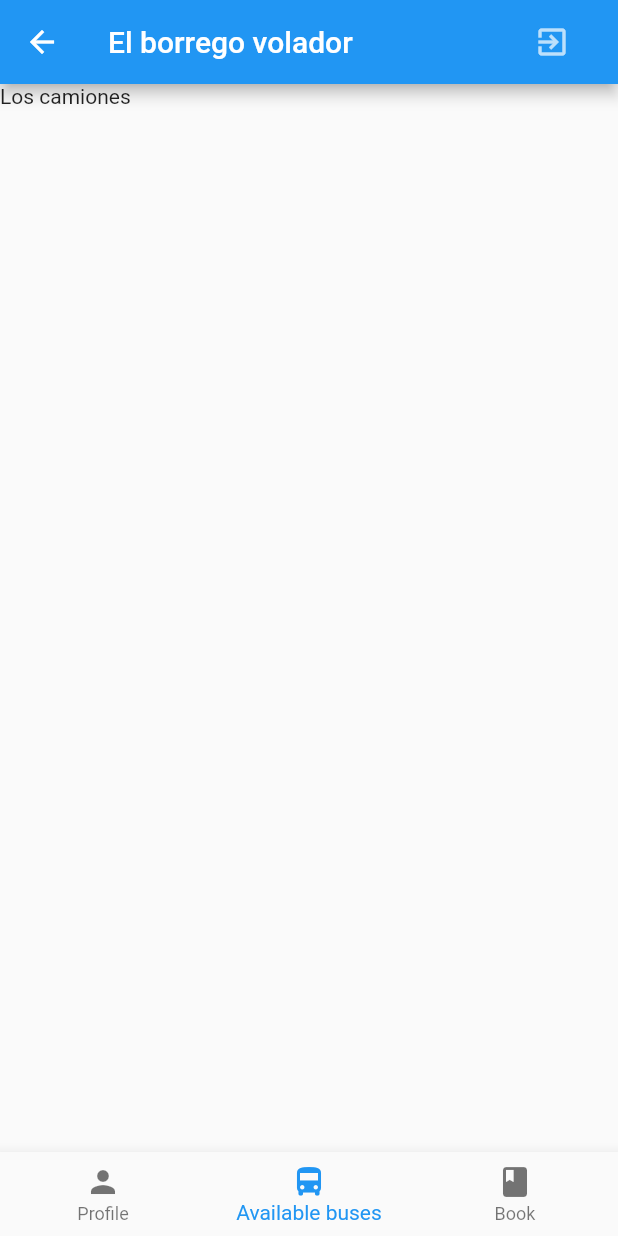
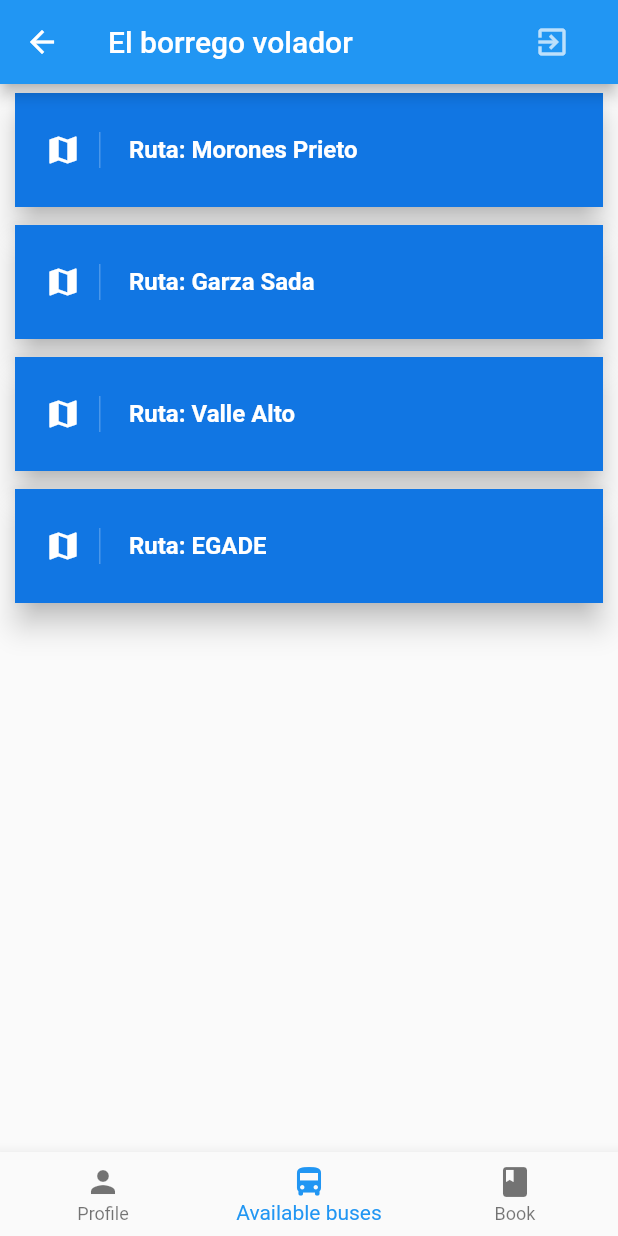
Before and after one commit to ricglz0201/Amss_project, a Flutter app: the HomePage screen opened directly with empty values, item 2 of the bottom bar chosen, on a phone screen of 412 x 824 dp. Run offline on Flutter 3.47's test engine with Material 2 defaults, Android fonts, the phone set to English and light mode, and no system bars; our stand-ins replace firebase_auth; accounts and stored records are empty.

Commit message:
Hardcoded routes page

```diff
--- a/lib/bus_page.dart
+++ /dev/null
@@ -1,10 +0,0 @@
-import 'package:flutter/material.dart';
-
-class BusPage extends StatelessWidget {
-  BusPage();
-
-  @override
-  Widget build(BuildContext context) {
-    return Text('Los camiones');
-  }
-}
--- a/lib/home_page.dart
+++ b/lib/home_page.dart
@@ -1,6 +1,6 @@
 import 'package:flutter/material.dart';
 import 'package:amss_project/auth.dart';
-import 'package:amss_project/bus_page.dart';
+import 'package:amss_project/routes_page.dart';
 import 'package:amss_project/profile_page.dart';
 import 'package:amss_project/reservation_page.dart';
 
@@ -31,7 +31,7 @@ class _HomePageState extends State<HomePage> {
     super.initState();
     _children = [
       new ProfilePage(widget.userId),
-      new BusPage(),
+      new RoutesPage(),
       new ReservationPage()
     ];
   }
--- /dev/null
+++ b/lib/routes_page.dart
@@ -0,0 +1,79 @@
+import 'package:flutter/material.dart';
+import 'package:amss_project/route.dart';
+import 'package:amss_project/bus.dart';
+import 'package:amss_project/stop.dart';
+
+class RoutesPage extends StatelessWidget {
+  RoutesPage();
+  final List<RouteModel> routes = getRoutes();
+
+  @override
+  Widget build(BuildContext context) {
+    return ListView.builder(
+      scrollDirection: Axis.vertical,
+      shrinkWrap: true,
+      itemCount: routes.length,
+      itemBuilder: (BuildContext context, int index) {
+        return makeCard(routes[index]);
+      },
+    );
+  }
+
+  Card makeCard(RouteModel route) => Card(
+    elevation: 8.0,
+    margin: new EdgeInsets.symmetric(horizontal: 10.0, vertical: 6.0),
+    child: Container(
+      decoration: BoxDecoration(color: Color(0xFF1176E3)),
+      child: makeListTile(route),
+    ),
+  );
+
+  ListTile makeListTile(RouteModel route) => ListTile(
+    contentPadding:
+        EdgeInsets.symmetric(horizontal: 20.0, vertical: 10.0),
+    leading: Container(
+      padding: EdgeInsets.only(right: 12.0),
+      decoration: new BoxDecoration(
+        border: new Border(
+          right: new BorderSide(width: 1.0, color: Colors.white24)
+        )
+      ),
+      child: Icon(Icons.map, color: Colors.white),
+    ),
+    title: Text(
+      'Ruta: ' + route.name,
+      style: TextStyle(color: Colors.white, fontWeight: FontWeight.bold),
+    )
+  );
+}
+
+List<RouteModel> getRoutes() {
+  return [
+    RouteModel(name: 'Morones Prieto',
+               buses: getBuses(),
+               stops: getStops()),
+    RouteModel(name: 'Garza Sada',
+               buses: getBuses(),
+               stops: getStops()),
+    RouteModel(name: 'Valle Alto',
+               buses: getBuses(),
+               stops: getStops()),
+    RouteModel(name: 'EGADE',
+               buses: getBuses(),
+               stops: getStops())
+  ];
+}
+
+List<Bus> getBuses() {
+  return [
+    Bus(bicyclesSlotsAvailable: 1, seatsAvailable: 10)
+  ];
+}
+
+List<Stop> getStops() {
+  return [
+    Stop(name: '1', address: 'somewhere'),
+    Stop(name: '1', address: 'somewhere'),
+    Stop(name: '1', address: 'somewhere'),
+  ];
+}
```
Also changed, not shown: 1 other file.
